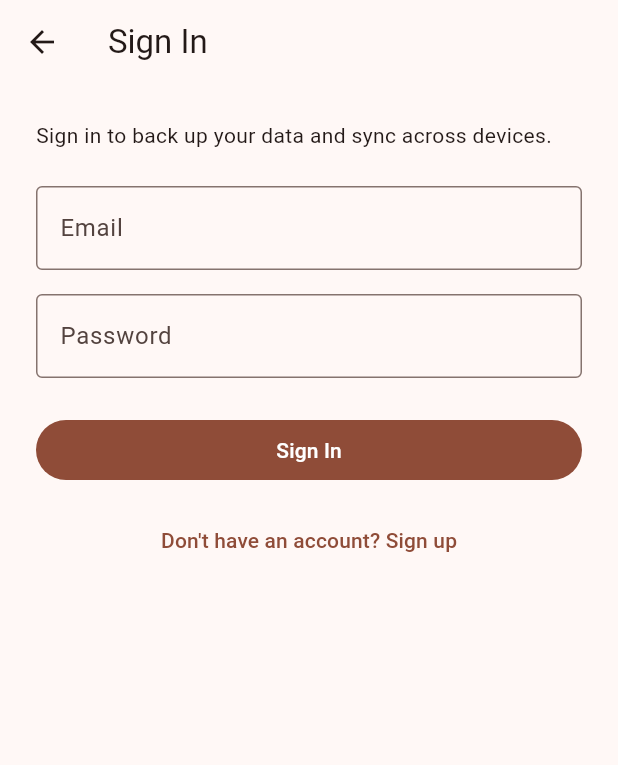
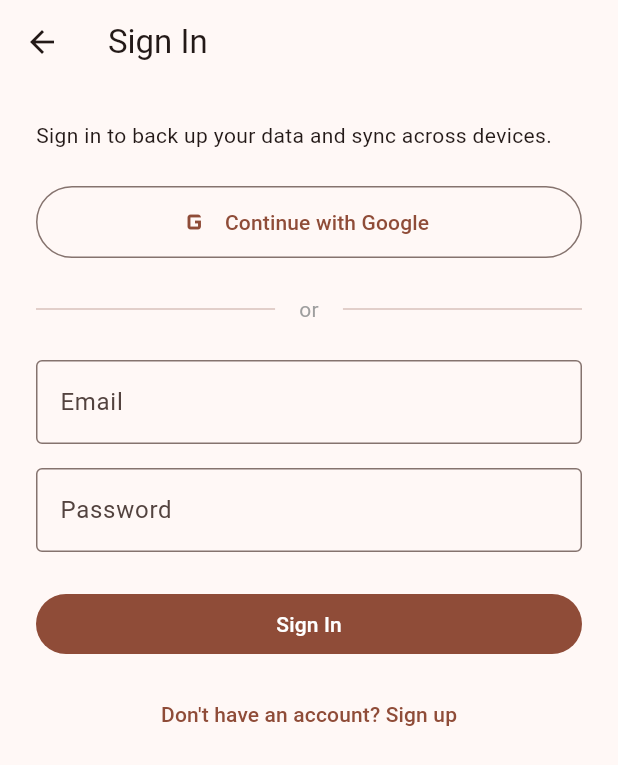
Before and after one commit to WuxiaScrub/pawlog, a Flutter app: the AuthScreen screen opened directly, on a phone screen of 412 x 824 dp. Shown: the top 765 px of the screen. Run offline on Flutter 3.47's test engine with Material 3 defaults, Android fonts, the phone set to English and light mode, and no system bars; our stand-ins replace drift, drift_flutter, fl_chart, flutter_local_notifications, flutter_riverpod, flutter_secure_storage and 7 more; missing offline and left inert: sqlite3; accounts and stored records are empty; generated files the repository leaves out were written again.

Commit message:
Add Google Sign-In with native iOS flow
- Add google_sign_in dependency
- Add CFBundleURLTypes to Info.plist with reversed iOS client ID
- Add Google sign-in button to auth screen using signInWithIdToken flow
- Web client ID used as serverClientId for Supabase token verification

Co-Authored-By: Claude Opus 4.6 <noreply@anthropic.com>
Claude-Session: https://claude.ai/code/session_0172y1WZwLkvcfoU4UqBiqKP

```diff
--- a/lib/features/auth/auth_screen.dart
+++ b/lib/features/auth/auth_screen.dart
@@ -1,7 +1,16 @@
+import 'dart:io';
+
+import 'package:flutter/foundation.dart';
 import 'package:flutter/material.dart';
+import 'package:google_sign_in/google_sign_in.dart';
 import 'package:supabase_flutter/supabase_flutter.dart';
 
 import '../../core/supabase_client.dart';
+
+const _webClientId =
+    '91727702481-d5e8sjm6uhfoaaegm3qp6aksc9bcturn.apps.googleusercontent.com';
+const _iosClientId =
+    '91727702481-d5e8sjm6uhfoaaegm3qp6aksc9bcturn.apps.googleusercontent.com';
 
 class AuthScreen extends StatefulWidget {
   const AuthScreen({super.key});
@@ -53,6 +62,47 @@ class _AuthScreenState extends State<AuthScreen> {
     }
   }
 
+  Future<void> _signInWithGoogle() async {
+    setState(() {
+      _loading = true;
+      _error = null;
+    });
+
+    try {
+      final googleSignIn = GoogleSignIn(
+        clientId: !kIsWeb && Platform.isIOS ? _iosClientId : null,
+        serverClientId: _webClientId,
+      );
+      final googleUser = await googleSignIn.signIn();
+      if (googleUser == null) {
+        if (mounted) setState(() => _loading = false);
+        return;
+      }
+
+      final googleAuth = await googleUser.authentication;
+      final idToken = googleAuth.idToken;
+      final accessToken = googleAuth.accessToken;
+
+      if (idToken == null) {
+        setState(() => _error = 'Could not get Google credentials.');
+        return;
+      }
+
+      await supabase.auth.signInWithIdToken(
+        provider: OAuthProvider.google,
+        idToken: idToken,
+        accessToken: accessToken,
+      );
+      if (mounted) Navigator.of(context).pop(true);
+    } on AuthException catch (e) {
+      setState(() => _error = e.message);
+    } catch (e) {
+      setState(() => _error = e.toString());
+    } finally {
+      if (mounted) setState(() => _loading = false);
+    }
+  }
+
   @override
   Widget build(BuildContext context) {
     return Scaffold(
@@ -62,6 +112,26 @@ class _AuthScreenState extends State<AuthScreen> {
         children: [
           const Text(
             'Sign in to back up your data and sync across devices.',
+          ),
+          const SizedBox(height: 24),
+          OutlinedButton.icon(
+            onPressed: _loading ? null : _signInWithGoogle,
+            icon: const Icon(Icons.g_mobiledata, size: 24),
+            label: const Text('Continue with Google'),
+            style: OutlinedButton.styleFrom(
+              minimumSize: const Size.fromHeight(48),
+            ),
+          ),
+          const SizedBox(height: 24),
+          const Row(
+            children: [
+              Expanded(child: Divider()),
+              Padding(
+                padding: EdgeInsets.symmetric(horizontal: 16),
+                child: Text('or', style: TextStyle(color: Colors.grey)),
+              ),
+              Expanded(child: Divider()),
+            ],
           ),
           const SizedBox(height: 24),
           TextField(
--- a/pubspec.yaml
+++ b/pubspec.yaml
@@ -53,6 +53,7 @@ dependencies:
   http: ^1.3.0
   flutter_secure_storage: ^9.2.4
   supabase_flutter: ^2.8.0
+  google_sign_in: ^6.2.1
 
 dev_dependencies:
   flutter_test:
```
Also changed, not shown: 1 other file.
